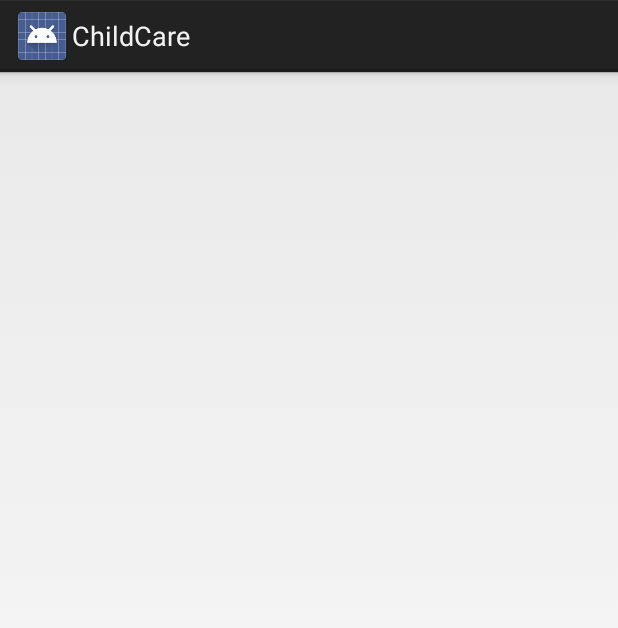
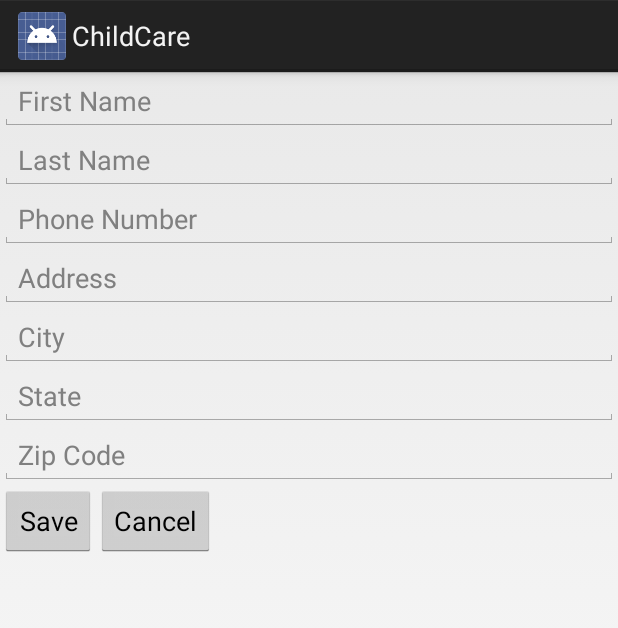
Before and after one commit to buypolarbear/childcareapp-1, an Android app: the layout profile_view.xml on its own in the app's theme, with its tools: preview values and no code run, on a phone screen of 412 x 824 dp. Shown: the top 628 px of the screen. Run offline under Robolectric (Android 15) with nearby library versions, the phone set to English and light mode, and no system bars.

Commit message:
finished profile view

```diff
--- a/app/src/main/java/com/finalproject/cs4962/childcare/AddContactButtonListener.java
+++ b/app/src/main/java/com/finalproject/cs4962/childcare/AddContactButtonListener.java
@@ -22,6 +22,7 @@ public class AddContactButtonListener implements View.OnClickListener {
         view = (View)view.getParent();
         String firstname = ((EditText) view.findViewById(R.id.firstname)).getText().toString();
         String lastname = ((EditText) view.findViewById(R.id.lastname)).getText().toString();
+        String phonenumber = ((EditText) view.findViewById(R.id.phonenumber)).getText().toString();
         String address = ((EditText) view.findViewById(R.id.address)).getText().toString();
         String city = ((EditText) view.findViewById(R.id.city)).getText().toString();
         String state = ((EditText) view.findViewById(R.id.state)).getText().toString();
@@ -30,6 +31,7 @@ public class AddContactButtonListener implements View.OnClickListener {
         addedPerson = new Person();
         addedPerson.firstname = firstname;
         addedPerson.lastname = lastname;
+        addedPerson.phonenumber = phonenumber;
         Address addr = new Address();
         addr.addressStr = address;
         addr.city = city;
--- a/app/src/main/res/layout/profile_view.xml
+++ b/app/src/main/res/layout/profile_view.xml
@@ -4,4 +4,62 @@
     android:orientation="vertical" android:layout_width="match_parent"
     android:layout_height="match_parent">
 
+    <EditText
+        android:id="@+id/profile_firstname"
+        android:layout_width="match_parent"
+        android:layout_height="wrap_content"
+        android:hint="First Name"/>
+
+    <EditText
+        android:id="@+id/profile_lastname"
+        android:layout_width="match_parent"
+        android:layout_height="wrap_content"
+        android:hint="Last Name"/>
+
+    <EditText
+        android:id="@+id/profile_phonenumber"
+        android:layout_width="match_parent"
+        android:layout_height="wrap_content"
+        android:hint="Phone Number"/>
+
+    <EditText
+        android:id="@+id/profile_address"
+        android:layout_width="match_parent"
+        android:layout_height="wrap_content"
+        android:hint="Address"/>
+
+    <EditText
+        android:id="@+id/profile_city"
+        android:layout_width="match_parent"
+        android:layout_height="wrap_content"
+        android:hint="City"/>
+
+    <EditText
+        android:id="@+id/profile_state"
+        android:layout_width="match_parent"
+        android:layout_height="wrap_content"
+        android:hint="State"/>
+
+    <EditText
+        android:id="@+id/profile_zip"
+        android:layout_width="match_parent"
+        android:layout_height="wrap_content"
+        android:hint="Zip Code"/>
+
+    <LinearLayout
+        android:layout_width="wrap_content"
+        android:layout_height="wrap_content"
+        android:orientation="horizontal">
+        <Button
+            android:id="@+id/profile_save"
+            android:layout_width="wrap_content"
+            android:layout_height="wrap_content"
+            android:text="Save"/>
+
+        <Button
+            android:id="@+id/profile_cancel"
+            android:layout_width="wrap_content"
+            android:layout_height="wrap_content"
+            android:text="Cancel"/>
+    </LinearLayout>
 </LinearLayout>
```
Also changed, not shown: app/src/main/java/com/finalproject/cs4962/childcare/MainActivity.java (+86 -5 lines), app/src/main/java/com/finalproject/cs4962/childcare/PageFragment.java (+6 -1 lines), app/src/main/java/com/finalproject/cs4962/childcare/ProfileFragment.java (added, +25 -0 lines).
